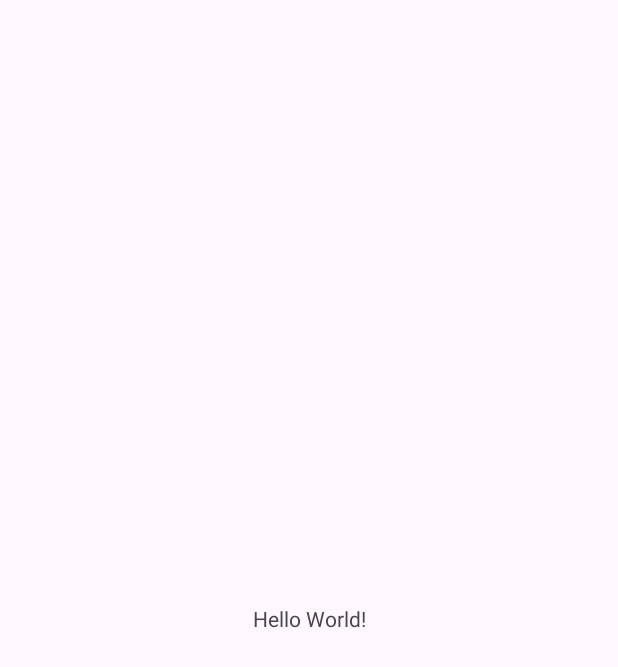
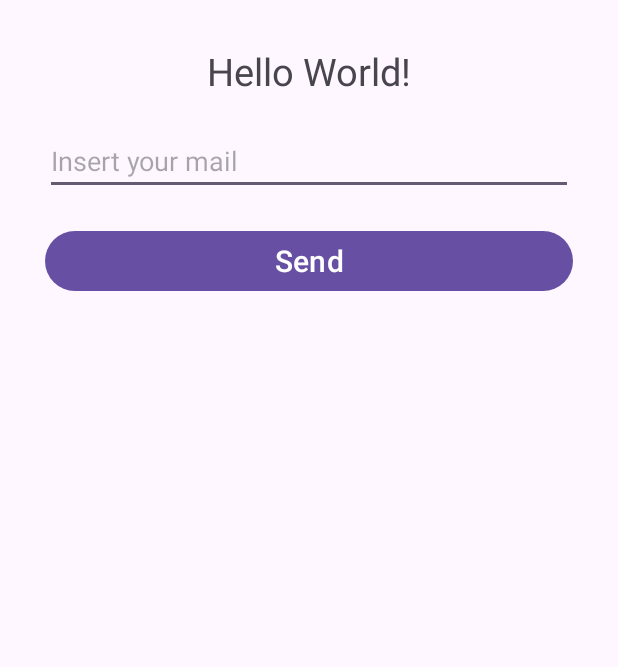
Before and after one commit to AzvedoGabriel/app_estudo_salvatore_academy, an Android app: the screen it shows after launch (MainActivity), on a phone screen of 412 x 824 dp. Before the commit the part shown is almost empty. Shown: the top 667 px of the screen. Run offline under Robolectric (Android 15) with nearby library versions, the phone set to English and light mode, and no system bars.

Commit message:
Implement first activity and string

```diff
--- a/app/src/main/java/com/azevedogabriel/appestudo_salvatore/MainActivity.kt
+++ b/app/src/main/java/com/azevedogabriel/appestudo_salvatore/MainActivity.kt
@@ -2,10 +2,21 @@ package com.azevedogabriel.appestudo_salvatore
 
 import androidx.appcompat.app.AppCompatActivity
 import android.os.Bundle
+import android.widget.Button
+import android.widget.EditText
+import android.widget.TextView
 
 class MainActivity : AppCompatActivity() {
     override fun onCreate(savedInstanceState: Bundle?) {
         super.onCreate(savedInstanceState)
         setContentView(R.layout.activity_main)
+
+        val buttonSend = findViewById<Button>(R.id.buttonOne)
+        val helloWorld = findViewById<TextView>(R.id.helloWorld)
+        val mailSend = findViewById<EditText>(R.id.edtMail)
+
+        buttonSend.setOnClickListener {
+            helloWorld.text = mailSend.text
+        }
     }
 }
--- a/app/src/main/res/layout/activity_main.xml
+++ b/app/src/main/res/layout/activity_main.xml
@@ -4,15 +4,43 @@
     xmlns:tools="http://schemas.android.com/tools"
     android:layout_width="match_parent"
     android:layout_height="match_parent"
+    android:layout_margin="10dp"
     tools:context=".MainActivity">
 
     <TextView
+        android:id="@+id/helloWorld"
+        android:text="Hello World!"
+        android:layout_margin="20dp"
+        android:textSize="25sp"
         android:layout_width="wrap_content"
         android:layout_height="wrap_content"
-        android:text="Hello World!"
-        app:layout_constraintBottom_toBottomOf="parent"
+        app:layout_constraintTop_toTopOf="parent"
         app:layout_constraintEnd_toEndOf="parent"
+        app:layout_constraintStart_toStartOf="parent" />
+
+    <EditText
+        android:id="@+id/edtMail"
+        android:inputType="textEmailAddress"
+        android:hint="@string/insert_your_mail"
+        android:layout_margin="20dp"
+        android:layout_width="0dp"
+        android:layout_height="wrap_content"
         app:layout_constraintStart_toStartOf="parent"
-        app:layout_constraintTop_toTopOf="parent" />
+        app:layout_constraintEnd_toEndOf="parent"
+        app:layout_constraintTop_toBottomOf="@id/helloWorld"
+        android:autofillHints="" />
+
+    <Button
+        android:id="@+id/buttonOne"
+        android:text="@string/send"
+        android:textSize="20sp"
+        android:layout_width="0dp"
+        android:layout_height="wrap_content"
+        android:layout_margin="20dp"
+        app:layout_constraintStart_toStartOf="parent"
+        app:layout_constraintEnd_toEndOf="parent"
+        app:layout_constraintTop_toBottomOf="@+id/edtMail"
+        />
+
 
 </androidx.constraintlayout.widget.ConstraintLayout>
--- a/app/src/main/res/values/strings.xml
+++ b/app/src/main/res/values/strings.xml
@@ -1,3 +1,5 @@
 <resources>
     <string name="app_name">My Application</string>
+    <string name="insert_your_mail">Insert your mail</string>
+    <string name="send">Send</string>
 </resources>
```
